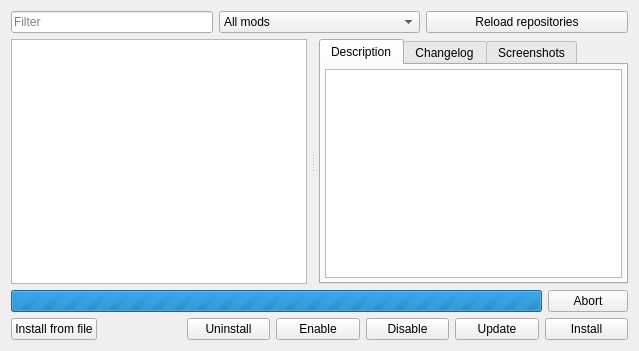
Before: the Qt Designer form launcher/modManager/cmodlistview_moc.ui in vcmi/vcmi, drawn with Qt 5.
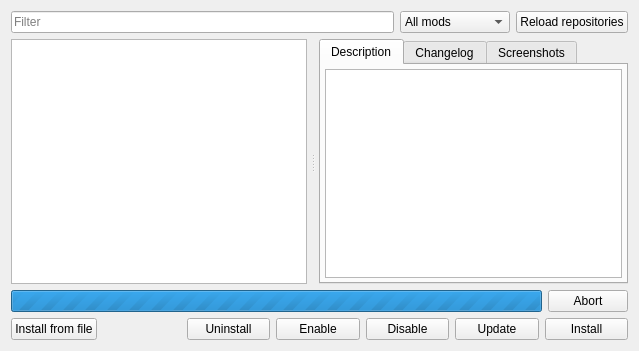
After: the same form once the commit is applied. Icons and pictures are not drawn.

Commit message: Minimize width of mod filter dropdown & reload button to give more space for mod name filter

The edit to the form file:
```diff
--- a/launcher/modManager/cmodlistview_moc.ui
+++ b/launcher/modManager/cmodlistview_moc.ui
@@ -15,7 +15,7 @@
   </property>
   <layout class="QVBoxLayout" name="verticalLayout">
    <item>
-    <layout class="QHBoxLayout" name="horizontalLayout_3">
+    <layout class="QHBoxLayout" name="horizontalLayout_3" stretch="1,0,0">
      <item>
       <widget class="QLineEdit" name="lineEdit">
        <property name="sizePolicy">
```
